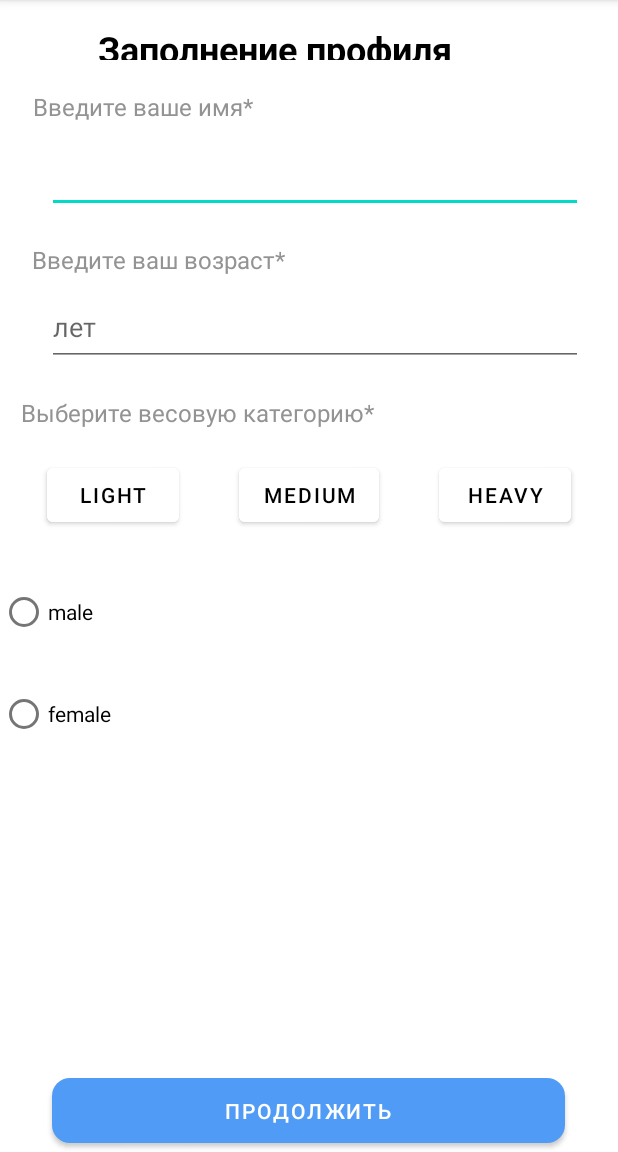
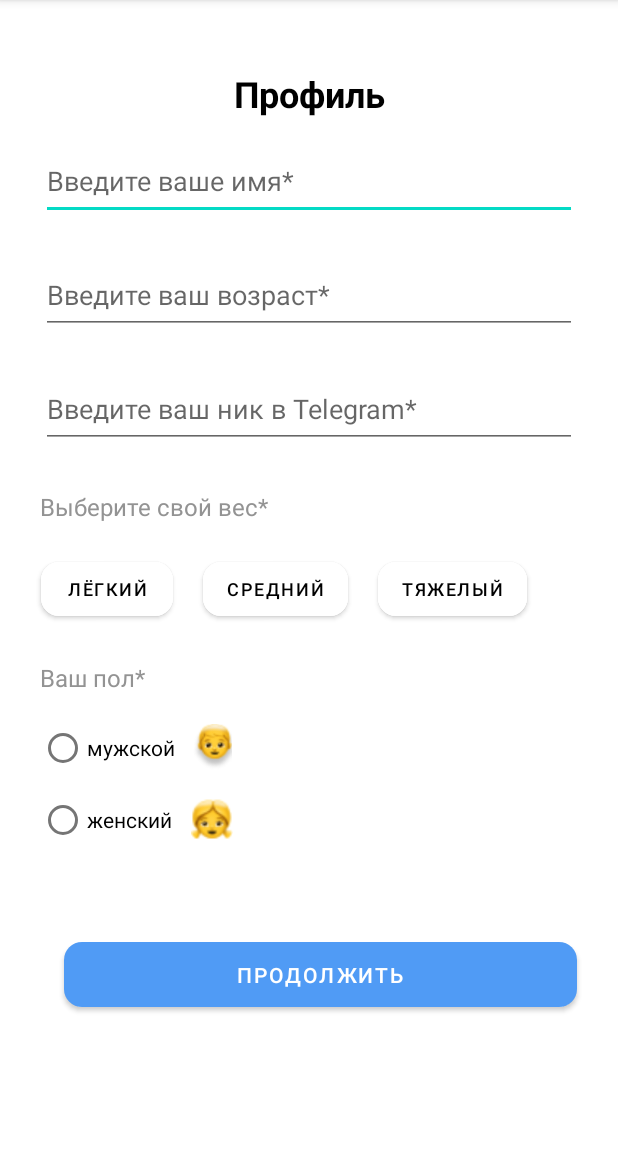
Before and after one commit to vlymar90/OssAppAndroid, an Android app: the InformationActivity screen opened directly, with no data from a screen before it, on a phone screen of 412 x 824 dp, the part 84-1236 px from its top. Run offline under Robolectric (Android 15) with nearby library versions, the light colour scheme and no system bars.

Commit message:
update info_activity

```diff
--- a/app/src/main/AndroidManifest.xml
+++ b/app/src/main/AndroidManifest.xml
@@ -9,7 +9,8 @@
         android:roundIcon="@mipmap/ic_launcher_round"
         android:supportsRtl="true"
         android:theme="@style/Theme.OssApp">
-        <activity android:name=".loginpages.PasswordRecoverActivity"></activity>
+        <activity android:name=".registration.PasswordActivity"></activity>
+        <activity android:name=".loginpages.PasswordRecoverActivity" />
         <activity android:name=".loginpages.LoginPageActivity" />
         <activity android:name=".loginpages.EntryActivity" />
         <activity android:name=".registration.FightingStylesActivity" />
--- a/app/src/main/java/com/example/ossapp/registration/FightingStylesActivity.java
+++ b/app/src/main/java/com/example/ossapp/registration/FightingStylesActivity.java
@@ -10,7 +10,6 @@ import android.widget.Button;
 
 import com.example.ossapp.R;
 import com.example.ossapp.User.User;
-import com.example.ossapp.util.UtilSelectStyle;
 
 public class FightingStylesActivity extends AppCompatActivity {
     @Override
--- a/app/src/main/java/com/example/ossapp/registration/InputActivity.java
+++ b/app/src/main/java/com/example/ossapp/registration/InputActivity.java
@@ -36,7 +36,7 @@ public class InputActivity extends AppCompatActivity {
     }
 
     public void sendReg(View view) {
-        Intent intent = new Intent(this, InformationActivity.class);
+        Intent intent = new Intent(this, PasswordActivity.class);
         startActivity(intent);
     }
 }
--- a/app/src/main/res/layout/activity_fighting_styles.xml
+++ b/app/src/main/res/layout/activity_fighting_styles.xml
@@ -112,7 +112,7 @@
             <Button
                 android:id="@+id/button16"
                 style="@style/buttonPrimary"
-                android:layout_marginTop="88dp"
+                android:layout_marginTop="24dp"
                 android:onClick="nextStage"
                 android:text="@string/resume"
                 app:layout_constraintEnd_toEndOf="parent"
--- a/app/src/main/res/layout/activity_information.xml
+++ b/app/src/main/res/layout/activity_information.xml
@@ -8,140 +8,162 @@
 
     <TextView
         android:id="@+id/textView4"
+        android:layout_width="wrap_content"
+        android:layout_height="wrap_content"
         style="@style/header"
+        android:layout_marginTop="46dp"
         android:text="@string/addprofil"
         app:layout_constraintEnd_toEndOf="parent"
         app:layout_constraintStart_toStartOf="parent"
         app:layout_constraintTop_toTopOf="parent" />
 
-    <TextView
-        android:id="@+id/textView5"
-        style="@style/text"
-        android:layout_width="wrap_content"
-        android:layout_height="wrap_content"
-        android:layout_marginTop="20dp"
-        android:text="@string/name"
-        app:layout_constraintEnd_toEndOf="parent"
-        app:layout_constraintHorizontal_bias="0.082"
-        app:layout_constraintStart_toStartOf="parent"
-        app:layout_constraintTop_toBottomOf="@+id/textView4" />
 
     <EditText
         android:id="@+id/nameUser"
         style="@style/inputtextProfil"
-        android:layout_marginTop="8dp"
+        android:layout_marginTop="16dp"
+        android:hint="Введите ваше имя*"
         android:inputType="textPersonName"
         app:layout_constraintEnd_toEndOf="parent"
-        app:layout_constraintHorizontal_bias="0.574"
         app:layout_constraintStart_toStartOf="parent"
-        app:layout_constraintTop_toBottomOf="@+id/textView5" />
+        app:layout_constraintTop_toBottomOf="@+id/textView4" />
 
-    <TextView
-        android:id="@+id/textView6"
-        style="@style/text"
-        android:layout_width="wrap_content"
-        android:layout_height="wrap_content"
-        android:layout_marginTop="20dp"
-        android:text="@string/age"
+
+    <EditText
+        android:id="@+id/ageUser"
+        style="@style/inputtextProfil"
+        android:layout_marginTop="24dp"
+        android:hint="@string/hintAge"
         android:inputType="number"
         app:layout_constraintEnd_toEndOf="parent"
-        app:layout_constraintHorizontal_bias="0.087"
         app:layout_constraintStart_toStartOf="parent"
         app:layout_constraintTop_toBottomOf="@+id/nameUser" />
 
     <EditText
-        android:id="@+id/ageUser"
+        android:id="@+id/userNickTelegramm"
         style="@style/inputtextProfil"
-        android:layout_marginTop="8dp"
-        android:hint="@string/hintAge"
-        android:inputType="number"
+        android:layout_marginTop="24dp"
+        android:hint="@string/hintnickTelegramm"
+        android:inputType="text"
         app:layout_constraintEnd_toEndOf="parent"
-        app:layout_constraintHorizontal_bias="0.574"
         app:layout_constraintStart_toStartOf="parent"
-        app:layout_constraintTop_toBottomOf="@+id/textView6" />
+        app:layout_constraintTop_toBottomOf="@+id/ageUser" />
+
 
     <TextView
         android:id="@+id/textView7"
         style="@style/text"
         android:layout_width="wrap_content"
         android:layout_height="wrap_content"
-        android:layout_marginTop="20dp"
+        android:layout_marginTop="28dp"
         android:text="@string/weight"
         app:layout_constraintEnd_toEndOf="parent"
-        app:layout_constraintHorizontal_bias="0.078"
+        app:layout_constraintHorizontal_bias="0.103"
         app:layout_constraintStart_toStartOf="parent"
-        app:layout_constraintTop_toBottomOf="@+id/ageUser" />
-
-    <LinearLayout
-        android:id="@+id/firstLine"
-        android:layout_width="match_parent"
-        android:layout_height="wrap_content"
-        android:gravity="center"
-        android:orientation="horizontal"
-        app:layout_constraintTop_toBottomOf="@id/textView7">
-
-        <Button
-            android:id="@+id/light"
-            android:layout_width="wrap_content"
-            android:layout_height="wrap_content"
-            android:layout_margin="20dp"
-            android:text="light"
-            android:textColor="@color/black"
-            android:backgroundTint="@color/white"
-            />
+        app:layout_constraintTop_toBottomOf="@+id/userNickTelegramm" />
 
 
-        <Button
-            android:id="@+id/medium"
-            android:layout_width="wrap_content"
-            android:layout_height="wrap_content"
-            android:layout_margin="20dp"
-            android:text="medium"
-            android:textColor="@color/black"
-            android:backgroundTint="@color/white"
-            />
+    <Button
+        android:onClick="selectWeight"
+        android:id="@+id/light"
+        style="@style/ageButton"
+        android:text="Лёгкий"
+        app:layout_constraintEnd_toEndOf="parent"
+        app:layout_constraintHorizontal_bias="0.085"
+        app:layout_constraintStart_toStartOf="parent"
+        app:layout_constraintTop_toBottomOf="@+id/textView7" />
 
-        <Button
-            android:id="@+id/heavy"
-            android:layout_width="wrap_content"
-            android:layout_height="wrap_content"
-            android:layout_margin="20dp"
-            android:text="heavy"
-            android:textColor="@color/black"
-            android:backgroundTint="@color/white"
-            />
+    <Button
+        android:id="@+id/medium"
+        style="@style/ageButton"
+        android:layout_marginStart="20dp"
+        android:layout_marginTop="20dp"
+        android:onClick="selectWeight"
+        android:text="средний"
+        app:layout_constraintStart_toEndOf="@+id/light"
+        app:layout_constraintTop_toBottomOf="@+id/textView7" />
 
-    </LinearLayout>
-
+    <Button
+        android:id="@+id/heavy"
+        style="@style/ageButton"
+        android:layout_margin="20dp"
+        android:layout_marginStart="12dp"
+        android:layout_marginTop="20dp"
+        android:onClick="selectWeight"
+        android:text="тяжелый"
+        app:layout_constraintEnd_toEndOf="parent"
+        app:layout_constraintHorizontal_bias="0.0"
+        app:layout_constraintStart_toEndOf="@+id/medium"
+        app:layout_constraintTop_toBottomOf="@+id/textView7" />
 
     <RadioButton
-        android:id="@+id/male"
+        android:onClick="selectSex"
+        android:id="@+id/muskul"
         android:layout_width="wrap_content"
         android:layout_height="wrap_content"
-        android:layout_marginTop="10dp"
-        android:text="male"
-        android:layout_marginLeft="20dp"
-        app:layout_constraintTop_toBottomOf="@id/firstLine" />
+        android:layout_marginTop="12dp"
+        android:text="мужской"
+        app:layout_constraintEnd_toEndOf="parent"
+        app:layout_constraintHorizontal_bias="0.08"
+        app:layout_constraintStart_toStartOf="parent"
+        app:layout_constraintTop_toBottomOf="@+id/textView5" />
 
     <RadioButton
+        android:onClick="selectSex"
         android:id="@+id/female"
         android:layout_width="wrap_content"
         android:layout_height="wrap_content"
-        android:layout_marginTop="20dp"
-        android:text="female"
+        android:text="женский"
+        app:layout_constraintEnd_toEndOf="parent"
+        app:layout_constraintHorizontal_bias="0.08"
         app:layout_constraintStart_toStartOf="parent"
-        app:layout_constraintTop_toBottomOf="@id/male" />
+        app:layout_constraintTop_toBottomOf="@+id/muskul" />
 
     <Button
         android:id="@+id/button3"
         style="@style/buttonPrimary"
-        android:layout_marginTop="40dp"
         android:onClick="resumeInfo"
         android:text="@string/resume"
+        app:layout_constraintBottom_toBottomOf="parent"
         app:layout_constraintEnd_toEndOf="parent"
-        app:layout_constraintHorizontal_bias="0.498"
+        app:layout_constraintHorizontal_bias="0.608"
         app:layout_constraintStart_toStartOf="parent"
-        app:layout_constraintBottom_toBottomOf="parent" />
+        app:layout_constraintTop_toBottomOf="@+id/female"
+        app:layout_constraintVertical_bias="0.361" />
+
+    <TextView
+        style="@style/text"
+        android:id="@+id/textView5"
+        android:layout_width="wrap_content"
+        android:layout_height="wrap_content"
+        android:layout_marginTop="24dp"
+        android:text="Ваш пол*"
+        app:layout_constraintEnd_toEndOf="parent"
+        app:layout_constraintHorizontal_bias="0.077"
+        app:layout_constraintStart_toStartOf="parent"
+        app:layout_constraintTop_toBottomOf="@+id/light" />
+
+    <ImageView
+        android:id="@+id/imageView4"
+        android:layout_width="27dp"
+        android:layout_height="43dp"
+        android:layout_marginTop="60dp"
+        app:layout_constraintEnd_toEndOf="parent"
+        app:layout_constraintHorizontal_bias="0.041"
+        app:layout_constraintStart_toEndOf="@+id/muskul"
+        app:layout_constraintTop_toBottomOf="@+id/medium"
+        app:srcCompat="@drawable/men" />
+
+    <ImageView
+        android:id="@+id/imageView5"
+        android:layout_width="28dp"
+        android:layout_height="28dp"
+        android:layout_marginTop="12dp"
+        app:layout_constraintEnd_toEndOf="parent"
+        app:layout_constraintHorizontal_bias="0.048"
+        app:layout_constraintStart_toEndOf="@+id/female"
+        app:layout_constraintTop_toBottomOf="@+id/imageView4"
+        app:srcCompat="@drawable/woman" />
 
 
 </androidx.constraintlayout.widget.ConstraintLayout>
--- a/app/src/main/res/values/strings.xml
+++ b/app/src/main/res/values/strings.xml
@@ -4,12 +4,9 @@
     <string name="input_number">Зарегистрируйтесь в приложении</string>
     <string name="skip">Пропустить</string>
     <string name="back">Убрать фото</string>
-    <string name="header1">Заполни информацию о себе</string>
-    <string name="name">Введите ваше имя*</string>
-    <string name="age">Введите ваш возраст*</string>
-    <string name="weight">Выберите весовую категорию*</string>
-    <string name="hintAge">лет</string>
-    <string name="hintWeight">кг</string>
+    <string name="weight">Выберите свой вес*</string>
+    <string name="hintAge">Введите ваш возраст*</string>
+    <string name="hintnickTelegramm">Введите ваш ник в Telegram*</string>
     <string name="header2">Выберите ваш вид единоборств
         (максимум 3)</string>
     <string name="title_activity_fighting_styles">ScrollingActivity</string>
@@ -45,7 +42,7 @@
         "приложений."</string>
     <string name="rulesname">OssApp защищает вашу конфиденциальность</string>
     <string name="rulesbutton">Принять и продолжить</string>
-    <string name="addprofil">Заполнение профиля</string>
+    <string name="addprofil">Профиль</string>
     <string name="info_entry">Нажимая «Создать аккаунт» или «Войти»,
         вы соглашаетесь с нашими Условиями. Узнайте, как мы обрабатываем
         ваши данные, ознакомившись с </string>
@@ -59,4 +56,5 @@
     <string name="info_password">Мы поможем вам его восстановить и опять войти в приложение. Просто введите Email
     вашего аккаунта и мы отправим вам пароль.</string>
     <string name="recover">Восстановить пароль</string>
+    <string name="new_password">Задайте пароль для вашего аккаунта</string>
 </resources>
--- a/app/src/main/res/values/styles.xml
+++ b/app/src/main/res/values/styles.xml
@@ -9,6 +9,15 @@
         <item name="cornerRadius">12dp</item>
     </style>
 
+    <style name="ageButton">
+        <item name="android:layout_width">wrap_content</item>
+        <item name="android:layout_height">wrap_content</item>
+        <item name="android:layout_marginTop">20dp</item>
+        <item name="android:backgroundTint">@color/white</item>
+        <item name="android:textColor">@color/black</item>
+        <item name="android:textSize">12sp</item>
+        <item name="cornerRadius">12dp</item>
+    </style>
     <style name="buttonPrimary">
         <item name="android:layout_width">342dp</item>
         <item name="android:layout_height">55dp</item>
@@ -23,6 +32,7 @@
     </style>
 
     <style name="header">
+        <item name="android:textAlignment">center</item>
         <item name="android:layout_width">281dp</item>
         <item name="android:layout_height">24dp</item>
         <item name="android:textColor">@color/black</item>
```
Also changed, not shown: app/src/main/java/com/example/ossapp/User/User.java (+23 -0 lines), app/src/main/java/com/example/ossapp/registration/InformationActivity.java (+51 -75 lines), app/src/main/java/com/example/ossapp/registration/PasswordActivity.java (added, +33 -0 lines), app/src/main/java/com/example/ossapp/util/UtilSelectStyle.java (deleted, +0 -20 lines), app/src/main/res/layout/activity_password.xml (added, +68 -0 lines), app/src/main/res/drawable/men.png (added), app/src/main/res/drawable/woman.png (added).
